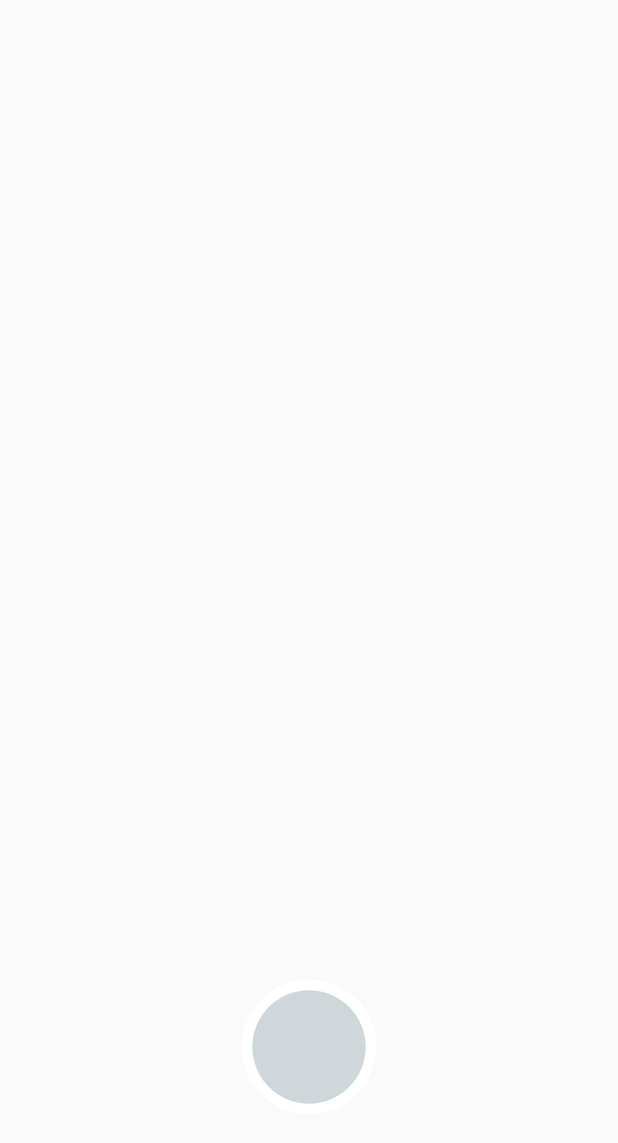
After one commit to remiwaw/securecamera, an Android app: the layout camera_ui_container.xml on its own in the app's theme, with its tools: preview values and no code run, on a phone screen of 412 x 824 dp. The commit adds this screen. Shown: the top 1143 px of the screen. Run offline under Robolectric (Android 15) with nearby library versions, the phone set to English and light mode, and no system bars.

Commit message:
Improvied Camera view using example app from android devs

```diff
--- a/app/src/main/java/com/rwawrzyniak/securephotos/di/CameraModule.kt
+++ b/app/src/main/java/com/rwawrzyniak/securephotos/di/CameraModule.kt
@@ -1,6 +1,7 @@
 package com.rwawrzyniak.securephotos.di
 
 import android.content.Context
+import android.hardware.display.DisplayManager
 import androidx.camera.lifecycle.ProcessCameraProvider
 import androidx.lifecycle.LifecycleOwner
 import com.google.common.util.concurrent.ListenableFuture
@@ -23,6 +24,11 @@ object CameraModule {
 		return ProcessCameraProvider.getInstance(context).get()
 	}
 
+	@Provides
+	fun provideDisplayManager(@ApplicationContext context: Context): DisplayManager {
+		return context.getSystemService(Context.DISPLAY_SERVICE) as DisplayManager
+	}
+
 //	@Provides
 //	@ActivityScoped
 //	fun provideAdapterFragmentState(@ActivityContext context: Context): AdapterFragmentState {
--- /dev/null
+++ b/app/src/main/res/drawable/ic_shutter.xml
@@ -0,0 +1,21 @@
+<?xml version="1.0" encoding="utf-8"?>
+<!--
+  ~ Copyright 2020 The Android Open Source Project
+  ~
+  ~ Licensed under the Apache License, Version 2.0 (the "License");
+  ~ you may not use this file except in compliance with the License.
+  ~ You may obtain a copy of the License at
+  ~
+  ~     https://www.apache.org/licenses/LICENSE-2.0
+  ~
+  ~ Unless required by applicable law or agreed to in writing, software
+  ~ distributed under the License is distributed on an "AS IS" BASIS,
+  ~ WITHOUT WARRANTIES OR CONDITIONS OF ANY KIND, either express or implied.
+  ~ See the License for the specific language governing permissions and
+  ~ limitations under the License.
+  -->
+<selector xmlns:android="http://schemas.android.com/apk/res/android">
+    <item android:state_pressed="true" android:drawable="@drawable/ic_shutter_pressed" />
+    <item android:state_focused="true" android:drawable="@drawable/ic_shutter_focused" />
+    <item android:drawable="@drawable/ic_shutter_normal" />
+</selector>
--- /dev/null
+++ b/app/src/main/res/drawable/ic_shutter_focused.xml
@@ -0,0 +1,28 @@
+<?xml version="1.0" encoding="utf-8"?>
+<!--
+  ~ Copyright 2020 The Android Open Source Project
+  ~
+  ~ Licensed under the Apache License, Version 2.0 (the "License");
+  ~ you may not use this file except in compliance with the License.
+  ~ You may obtain a copy of the License at
+  ~
+  ~     https://www.apache.org/licenses/LICENSE-2.0
+  ~
+  ~ Unless required by applicable law or agreed to in writing, software
+  ~ distributed under the License is distributed on an "AS IS" BASIS,
+  ~ WITHOUT WARRANTIES OR CONDITIONS OF ANY KIND, either express or implied.
+  ~ See the License for the specific language governing permissions and
+  ~ limitations under the License.
+  -->
+<vector xmlns:android="http://schemas.android.com/apk/res/android"
+    android:width="24dp"
+    android:height="24dp"
+    android:viewportWidth="74"
+    android:viewportHeight="74">
+    <path android:fillColor="#FFFFFF" android:fillType="evenOdd"
+        android:pathData="M73.1,37C73.1,17.0637 56.9373,0.9 37,0.9C17.0627,0.9 0.9,17.0637 0.9,37C0.9,56.9373 17.0627,73.1 37,73.1C56.9373,73.1 73.1,56.9373 73.1,37"
+        android:strokeColor="#00000000" android:strokeWidth="1"/>
+    <path android:fillColor="#58A0C4" android:fillType="evenOdd"
+        android:pathData="M67.4,37C67.4,53.7895 53.7895,67.4 37,67.4C20.2105,67.4 6.6,53.7895 6.6,37C6.6,20.2105 20.2105,6.6 37,6.6C53.7895,6.6 67.4,20.2105 67.4,37"
+        android:strokeColor="#00000000" android:strokeWidth="1"/>
+</vector>
--- /dev/null
+++ b/app/src/main/res/drawable/ic_shutter_normal.xml
@@ -0,0 +1,28 @@
+<?xml version="1.0" encoding="utf-8"?>
+<!--
+  ~ Copyright 2020 The Android Open Source Project
+  ~
+  ~ Licensed under the Apache License, Version 2.0 (the "License");
+  ~ you may not use this file except in compliance with the License.
+  ~ You may obtain a copy of the License at
+  ~
+  ~     https://www.apache.org/licenses/LICENSE-2.0
+  ~
+  ~ Unless required by applicable law or agreed to in writing, software
+  ~ distributed under the License is distributed on an "AS IS" BASIS,
+  ~ WITHOUT WARRANTIES OR CONDITIONS OF ANY KIND, either express or implied.
+  ~ See the License for the specific language governing permissions and
+  ~ limitations under the License.
+  -->
+<vector xmlns:android="http://schemas.android.com/apk/res/android"
+    android:width="24dp"
+    android:height="24dp"
+    android:viewportWidth="74"
+    android:viewportHeight="74">
+    <path android:fillColor="#FFFFFF" android:fillType="evenOdd"
+        android:pathData="M73.1,37C73.1,17.0637 56.9373,0.9 37,0.9C17.0627,0.9 0.9,17.0637 0.9,37C0.9,56.9373 17.0627,73.1 37,73.1C56.9373,73.1 73.1,56.9373 73.1,37"
+        android:strokeColor="#00000000" android:strokeWidth="1"/>
+    <path android:fillColor="#CFD7DB" android:fillType="evenOdd"
+        android:pathData="M67.4,37C67.4,53.7895 53.7895,67.4 37,67.4C20.2105,67.4 6.6,53.7895 6.6,37C6.6,20.2105 20.2105,6.6 37,6.6C53.7895,6.6 67.4,20.2105 67.4,37"
+        android:strokeColor="#00000000" android:strokeWidth="1"/>
+</vector>
--- /dev/null
+++ b/app/src/main/res/drawable/ic_shutter_pressed.xml
@@ -0,0 +1,28 @@
+<?xml version="1.0" encoding="utf-8"?>
+<!--
+  ~ Copyright 2020 The Android Open Source Project
+  ~
+  ~ Licensed under the Apache License, Version 2.0 (the "License");
+  ~ you may not use this file except in compliance with the License.
+  ~ You may obtain a copy of the License at
+  ~
+  ~     https://www.apache.org/licenses/LICENSE-2.0
+  ~
+  ~ Unless required by applicable law or agreed to in writing, software
+  ~ distributed under the License is distributed on an "AS IS" BASIS,
+  ~ WITHOUT WARRANTIES OR CONDITIONS OF ANY KIND, either express or implied.
+  ~ See the License for the specific language governing permissions and
+  ~ limitations under the License.
+  -->
+<vector xmlns:android="http://schemas.android.com/apk/res/android"
+    android:width="24dp"
+    android:height="24dp"
+    android:viewportWidth="74"
+    android:viewportHeight="74">
+    <path android:fillColor="#FFFFFF" android:fillType="evenOdd"
+        android:pathData="M73.1,37C73.1,17.0637 56.9373,0.9 37,0.9C17.0627,0.9 0.9,17.0637 0.9,37C0.9,56.9373 17.0627,73.1 37,73.1C56.9373,73.1 73.1,56.9373 73.1,37"
+        android:strokeColor="#00000000" android:strokeWidth="1"/>
+    <path android:fillColor="#58A0C4" android:fillType="evenOdd"
+        android:pathData="M67.4,37C67.4,53.7895 53.7895,67.4 37,67.4C20.2105,67.4 6.6,53.7895 6.6,37C6.6,20.2105 20.2105,6.6 37,6.6C53.7895,6.6 67.4,20.2105 67.4,37"
+        android:strokeColor="#00000000" android:strokeWidth="1"/>
+</vector>
--- /dev/null
+++ b/app/src/main/res/layout/camera_ui_container.xml
@@ -0,0 +1,66 @@
+<?xml version="1.0" encoding="utf-8"?>
+<!--
+  ~ Copyright 2020 The Android Open Source Project
+  ~
+  ~ Licensed under the Apache License, Version 2.0 (the "License");
+  ~ you may not use this file except in compliance with the License.
+  ~ You may obtain a copy of the License at
+  ~
+  ~     https://www.apache.org/licenses/LICENSE-2.0
+  ~
+  ~ Unless required by applicable law or agreed to in writing, software
+  ~ distributed under the License is distributed on an "AS IS" BASIS,
+  ~ WITHOUT WARRANTIES OR CONDITIONS OF ANY KIND, either express or implied.
+  ~ See the License for the specific language governing permissions and
+  ~ limitations under the License.
+  -->
+<androidx.constraintlayout.widget.ConstraintLayout
+    xmlns:android="http://schemas.android.com/apk/res/android"
+    xmlns:app="http://schemas.android.com/apk/res-auto"
+    android:id="@+id/camera_ui_container"
+    android:layoutDirection="ltr"
+    android:layout_width="match_parent"
+    android:layout_height="match_parent">
+
+    <!-- Camera control and gallery buttons -->
+<!--    <ImageButton-->
+<!--        android:id="@+id/camera_switch_button"-->
+<!--        android:layout_width="@dimen/round_button_medium"-->
+<!--        android:layout_height="@dimen/round_button_medium"-->
+<!--        android:layout_marginBottom="@dimen/margin_xlarge"-->
+<!--        android:layout_marginStart="@dimen/margin_small"-->
+<!--        android:padding="@dimen/spacing_small"-->
+<!--        android:scaleType="fitCenter"-->
+<!--        android:background="@android:color/transparent"-->
+<!--        app:srcCompat="@drawable/ic_switch"-->
+<!--        app:layout_constraintLeft_toLeftOf="parent"-->
+<!--        app:layout_constraintBottom_toBottomOf="parent"-->
+<!--        android:contentDescription="@string/switch_camera_button_alt" />-->
+
+    <ImageButton
+        android:id="@+id/camera_capture_button"
+        android:layout_width="@dimen/round_button_large"
+        android:layout_height="@dimen/round_button_large"
+        android:layout_marginBottom="@dimen/shutter_button_margin"
+        android:scaleType="fitCenter"
+        android:background="@drawable/ic_shutter"
+        app:layout_constraintLeft_toLeftOf="parent"
+        app:layout_constraintRight_toRightOf="parent"
+        app:layout_constraintBottom_toBottomOf="parent"
+        android:contentDescription="@string/capture_button_alt" />
+
+<!--    <ImageButton-->
+<!--        android:id="@+id/photo_view_button"-->
+<!--        android:layout_width="@dimen/round_button_medium"-->
+<!--        android:layout_height="@dimen/round_button_medium"-->
+<!--        android:layout_marginBottom="@dimen/margin_xlarge"-->
+<!--        android:layout_marginEnd="@dimen/margin_small"-->
+<!--        android:padding="@dimen/spacing_large"-->
+<!--        android:scaleType="fitCenter"-->
+<!--        android:background="@drawable/ic_outer_circle"-->
+<!--        app:srcCompat="@drawable/ic_photo"-->
+<!--        app:layout_constraintRight_toRightOf="parent"-->
+<!--        app:layout_constraintBottom_toBottomOf="parent"-->
+<!--        android:contentDescription="@string/gallery_button_alt" />-->
+
+</androidx.constraintlayout.widget.ConstraintLayout>
--- a/app/src/main/res/values/strings.xml
+++ b/app/src/main/res/values/strings.xml
@@ -1,6 +1,6 @@
 <resources>
 	<string name="app_name">SecurePhotos</string>
-	<string name="storage_and_camera_permission_denied_permanently">"Camera permission denied permanently! Change it in settings",</string>
+	<string name="storage_and_camera_permission_denied_permanently">"Camera and/or storage permission denied permanently! Change it in settings",</string>
 	<string name="storage_permission_denied_permanently">"Camera permission denied permanently! Change it in settings",</string>
 
 	<string name="rationale_title">Permision needed!</string>
@@ -9,4 +9,5 @@
 	<string name="take_photo">Take Photo</string>
 	<string name="open_camera">Open camera</string>
 	<string name="view_photos">View photos</string>
+    <string name="capture_button_alt">TakePicture</string>
 </resources>
```
Also changed, not shown: app/src/main/java/com/rwawrzyniak/securephotos/ui/main/takepicture/ui/TakePictureFragment.kt (+45 -28 lines), app/src/main/java/com/rwawrzyniak/securephotos/ui/main/takepicture/ui/TakePictureViewModel.kt (+6 -6 lines), app/src/main/java/com/rwawrzyniak/securephotos/ui/main/takepicture/usecase/StartCameraUseCase.kt (+58 -22 lines), app/src/main/res/layout/take_picture_fragment.xml (+0 -12 lines), app/src/main/res/values/dimens.xml (added, +40 -0 lines).
